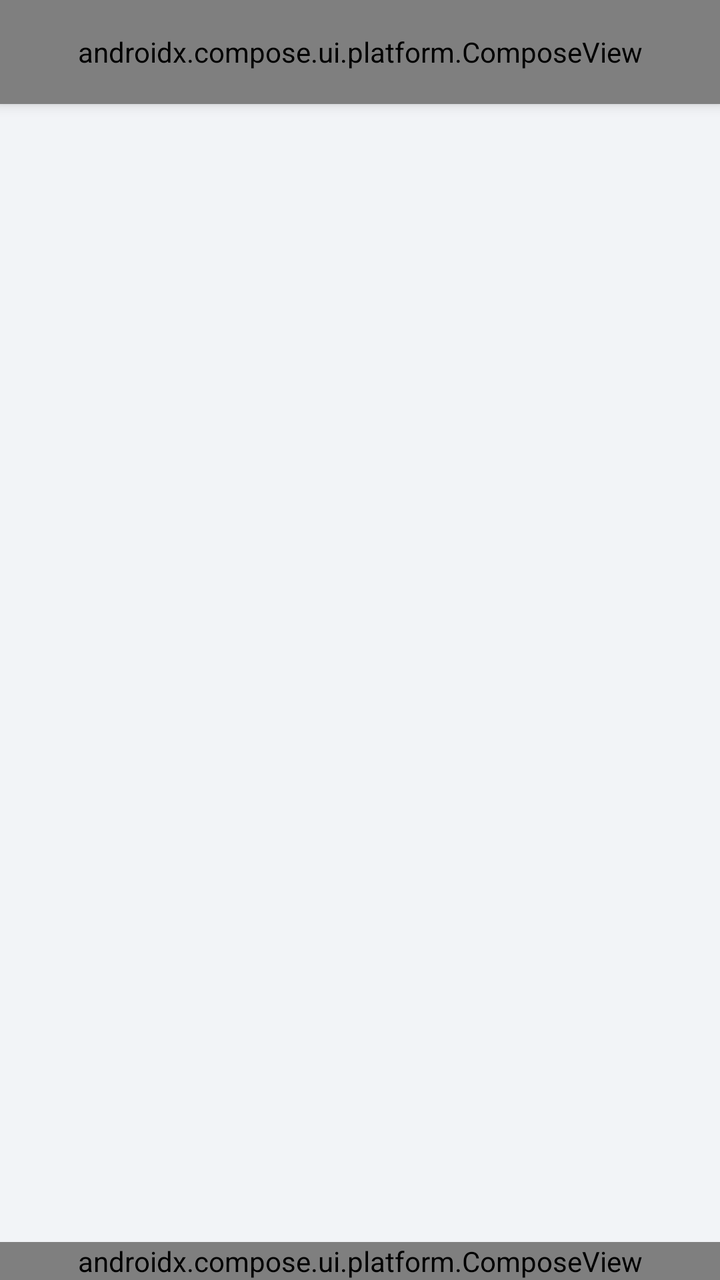
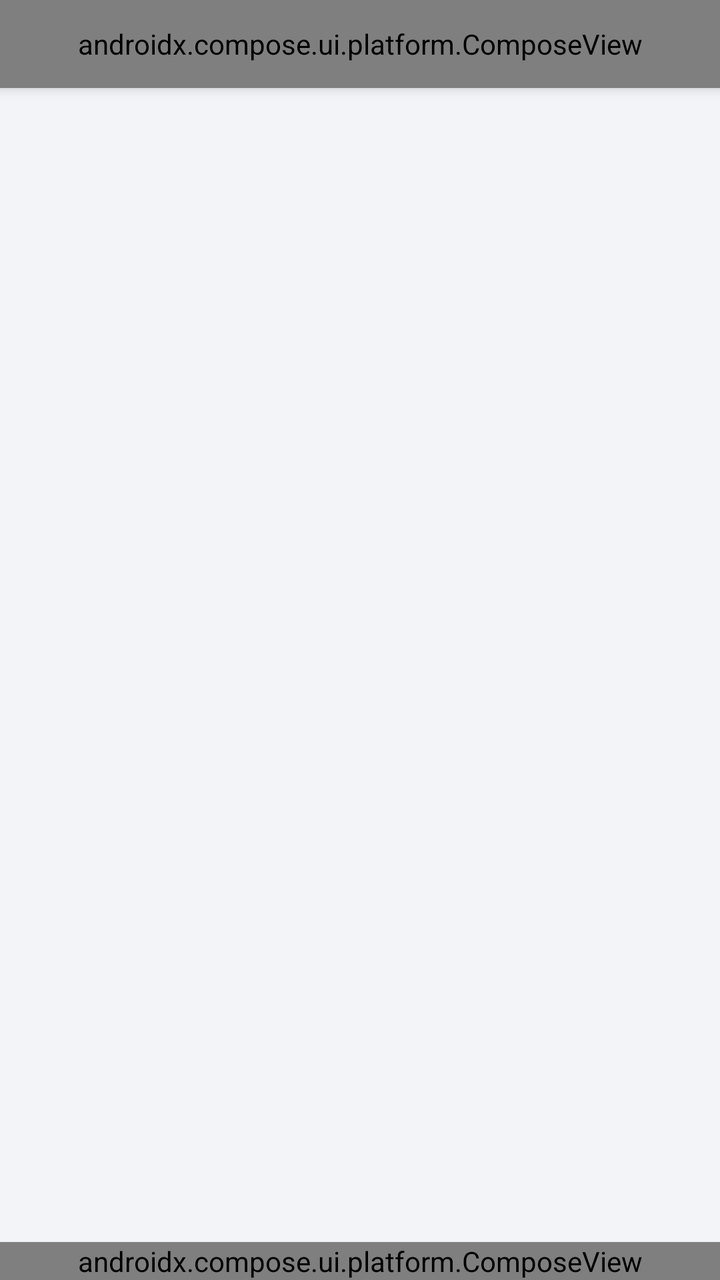

Before-and-after screenshots of an Android layout around one commit, followed by the original layout XML and the change that was made.
<!-- AndroidManifest.xml: activity theme Theme.SparkyTube.NoActionBar -->
<!-- res/layout/activity_main.xml -->
<?xml version="1.0" encoding="utf-8"?>
<androidx.constraintlayout.widget.ConstraintLayout
    xmlns:android="http://schemas.android.com/apk/res/android"
    xmlns:app="http://schemas.android.com/apk/res-auto"
    android:id="@+id/rootLayout"
    android:layout_width="match_parent"
    android:layout_height="match_parent"
    android:background="@color/bg_root">

    
    <LinearLayout
        android:id="@+id/topBar"
        android:layout_width="0dp"
        android:layout_height="52dp"
        android:orientation="horizontal"
        android:gravity="center_vertical"
        android:background="@color/bg_root"
        android:elevation="4dp"
        app:layout_constraintTop_toTopOf="parent"
        app:layout_constraintStart_toStartOf="parent"
        app:layout_constraintEnd_toEndOf="parent">

        <androidx.compose.ui.platform.ComposeView
            android:id="@+id/topBarCompose"
            android:layout_width="match_parent"
            android:layout_height="match_parent" />
    </LinearLayout>

    
    <FrameLayout
        android:id="@+id/webViewContainer"
        android:layout_width="0dp"
        android:layout_height="0dp"
        android:background="@color/bg_root"
        app:layout_constraintTop_toBottomOf="@id/topBar"
        app:layout_constraintBottom_toTopOf="@id/bottomNav"
        app:layout_constraintStart_toStartOf="parent"
        app:layout_constraintEnd_toEndOf="parent">

        
        <androidx.compose.ui.platform.ComposeView
            android:id="@+id/nativeHomeFeedCompose"
            android:layout_width="match_parent"
            android:layout_height="match_parent"
            android:visibility="gone" />

        <ProgressBar
            android:id="@+id/loadingSpinner"
            style="?android:attr/progressBarStyleLarge"
            android:layout_width="wrap_content"
            android:layout_height="wrap_content"
            android:layout_gravity="center"
            android:indeterminateTint="@color/accent" />

        
        <ImageView
            android:id="@+id/musicModeThumbnail"
            android:layout_width="match_parent"
            android:layout_height="220dp"
            android:layout_gravity="top"
            android:background="#000000"
            android:scaleType="centerCrop"
            android:visibility="gone"
            android:clickable="false"
            android:focusable="false"
            android:contentDescription="Now playing thumbnail" />

        
        <androidx.compose.ui.platform.ComposeView
            android:id="@+id/musicLyricsCompose"
            android:layout_width="match_parent"
            android:layout_height="220dp"
            android:layout_gravity="top"
            android:visibility="gone"
            android:clickable="false"
            android:focusable="false" />

        <androidx.media3.ui.PlayerView
            android:id="@+id/exoPlayerView"
            android:layout_width="match_parent"
            android:layout_height="220dp"
            android:layout_gravity="top"
            android:background="@android:color/black"
            android:visibility="gone"
            app:use_controller="true"
            app:controller_layout_id="@layout/exo_player_controls"
            app:show_shuffle_button="false"
            app:show_next_button="false"
            app:show_previous_button="false"
            app:show_timeout="0"
            app:resize_mode="fit"
            app:surface_type="texture_view" />

        
        <LinearLayout
            android:id="@+id/downloadStatusCard"
            android:layout_width="match_parent"
            android:layout_height="wrap_content"
            android:layout_gravity="top"
            android:layout_marginStart="10dp"
            android:layout_marginTop="226dp"
            android:layout_marginEnd="10dp"
            android:background="@drawable/bg_settings_card"
            android:clickable="true"
            android:elevation="4dp"
            android:focusable="true"
            android:orientation="vertical"
            android:padding="10dp"
            android:visibility="gone">

            <LinearLayout
                android:layout_width="match_parent"
                android:layout_height="wrap_content"
                android:gravity="center_vertical"
                android:orientation="horizontal">

                <ImageView
                    android:layout_width="16dp"
                    android:layout_height="16dp"
                    android:src="@drawable/ic_download"
                    app:tint="@color/accent" />

                <TextView
                    android:id="@+id/downloadCardTitle"
                    android:layout_width="0dp"
                    android:layout_height="wrap_content"
                    android:layout_marginStart="8dp"
                    android:layout_weight="1"
                    android:ellipsize="end"
                    android:maxLines="1"
                    android:textColor="@color/text_primary"
                    android:textSize="13sp"
                    android:textStyle="bold" />

                <TextView
                    android:id="@+id/downloadCardCount"
                    android:layout_width="wrap_content"
                    android:layout_height="wrap_content"
                    android:layout_marginStart="8dp"
                    android:textColor="@color/text_secondary"
                    android:textSize="11sp" />
            </LinearLayout>

            <TextView
                android:id="@+id/downloadCardInfo"
                android:layout_width="match_parent"
                android:layout_height="wrap_content"
                android:layout_marginTop="2dp"
                android:ellipsize="end"
                android:maxLines="1"
                android:textColor="@color/text_secondary"
                android:textSize="11sp" />

            <ProgressBar
                android:id="@+id/downloadCardBar"
                style="?android:attr/progressBarStyleHorizontal"
                android:layout_width="match_parent"
                android:layout_height="4dp"
                android:layout_marginTop="6dp"
                android:max="100"
                android:progressTint="@color/accent" />
        </LinearLayout>

        
        <LinearLayout
            android:id="@+id/gestureOverlay"
            android:layout_width="wrap_content"
            android:layout_height="wrap_content"
            android:layout_gravity="center|top"
            android:layout_marginTop="40dp"
            android:orientation="vertical"
            android:gravity="center"
            android:background="@drawable/bg_gesture_overlay"
            android:paddingStart="20dp"
            android:paddingEnd="20dp"
            android:paddingTop="14dp"
            android:paddingBottom="14dp"
            android:visibility="gone"
            android:elevation="6dp">

            <ImageView
                android:id="@+id/gestureOverlayMascot"
                android:layout_width="52dp"
                android:layout_height="52dp"
                android:layout_marginBottom="6dp"
                android:scaleType="fitCenter"
                android:contentDescription="Mascot" />

            <ImageView
                android:id="@+id/gestureOverlayIcon"
                android:layout_width="26dp"
                android:layout_height="26dp"
                android:layout_marginBottom="8dp"
                android:src="@drawable/ic_volume_up"
                android:contentDescription="Volume/brightness icon" />

            <ProgressBar
                android:id="@+id/gestureOverlayBar"
                style="?android:attr/progressBarStyleHorizontal"
                android:layout_width="90dp"
                android:layout_height="6dp"
                android:max="100"
                android:progressTint="@color/accent"
                android:progressBackgroundTint="#33FFFFFF" />

            <TextView
                android:id="@+id/gestureOverlayPercent"
                android:layout_width="wrap_content"
                android:layout_height="wrap_content"
                android:layout_marginTop="6dp"
                android:textColor="#FFFFFF"
                android:textSize="12.5sp"
                android:fontFamily="sans-serif-medium" />
        </LinearLayout>
    </FrameLayout>

    
    
    <androidx.compose.ui.platform.ComposeView
        android:id="@+id/bottomNav"
        android:layout_width="0dp"
        android:layout_height="wrap_content"
        app:layout_constraintBottom_toBottomOf="parent"
        app:layout_constraintStart_toStartOf="parent"
        app:layout_constraintEnd_toEndOf="parent" />

    
    <FrameLayout
        android:id="@+id/miniPlayerContainer"
        android:layout_width="0dp"
        android:layout_height="64dp"
        android:background="@drawable/bg_mini_glass"
        android:elevation="12dp"
        android:visibility="gone"
        app:layout_constraintBottom_toBottomOf="parent"
        app:layout_constraintEnd_toEndOf="parent"
        app:layout_constraintStart_toStartOf="parent"
        android:layout_marginStart="10dp"
        android:layout_marginEnd="10dp"
        android:layout_marginBottom="72dp">

        <ImageView
            android:id="@+id/miniPlayerBackdrop"
            android:layout_width="match_parent"
            android:layout_height="match_parent"
            android:alpha="0.5"
            android:importantForAccessibility="no"
            android:scaleType="centerCrop" />

        <TextView
            android:id="@+id/miniPlayerTitle"
            android:layout_width="match_parent"
            android:layout_height="wrap_content"
            android:layout_gravity="center_vertical"
            android:layout_marginStart="118dp"
            android:layout_marginEnd="92dp"
            android:ellipsize="end"
            android:maxLines="2"
            android:textColor="#FFFFFF"
            android:textSize="13sp" />

        <ImageButton
            android:id="@+id/miniPlayerPlayPause"
            android:layout_width="40dp"
            android:layout_height="40dp"
            android:layout_gravity="center_vertical|end"
            android:layout_marginEnd="46dp"
            android:background="@android:color/transparent"
            android:contentDescription="Play or pause"
            android:src="@drawable/ic_pause"
            app:tint="#FFFFFF" />

        <ImageButton
            android:id="@+id/miniPlayerCloseBtn"
            android:layout_width="40dp"
            android:layout_height="40dp"
            android:layout_gravity="center_vertical|end"
            android:layout_marginEnd="4dp"
            android:background="@android:color/transparent"
            android:contentDescription="Close mini player"
            android:src="@android:drawable/ic_menu_close_clear_cancel"
            app:tint="#FFFFFF" />
    </FrameLayout>

    <include
        layout="@layout/view_connection_error"
        android:id="@+id/connectionErrorInclude"
        app:layout_constraintTop_toTopOf="parent"
        app:layout_constraintBottom_toBottomOf="parent"
        app:layout_constraintStart_toStartOf="parent"
        app:layout_constraintEnd_toEndOf="parent" />

    <include
        layout="@layout/view_suggestions_panel"
        android:id="@+id/suggestionsPanelInclude"
        app:layout_constraintTop_toTopOf="parent"
        app:layout_constraintBottom_toBottomOf="parent"
        app:layout_constraintStart_toStartOf="parent"
        app:layout_constraintEnd_toEndOf="parent" />

    
    <FrameLayout
        android:id="@+id/fullscreenVideoContainer"
        android:layout_width="0dp"
        android:layout_height="0dp"
        android:background="#000000"
        android:visibility="gone"
        app:layout_constraintTop_toTopOf="parent"
        app:layout_constraintBottom_toBottomOf="parent"
        app:layout_constraintStart_toStartOf="parent"
        app:layout_constraintEnd_toEndOf="parent" />

</androidx.constraintlayout.widget.ConstraintLayout>
<!-- res/layout/exo_player_controls.xml (included above) -->
<?xml version="1.0" encoding="utf-8"?>
<FrameLayout xmlns:android="http://schemas.android.com/apk/res/android"
    xmlns:app="http://schemas.android.com/apk/res-auto"
    android:layout_width="match_parent"
    android:layout_height="match_parent"
    android:visibility="invisible">

    
    <View
        android:layout_width="match_parent"
        android:layout_height="90dp"
        android:layout_gravity="top"
        android:background="@drawable/bg_player_scrim_top" />

    <View
        android:layout_width="match_parent"
        android:layout_height="110dp"
        android:layout_gravity="bottom"
        android:background="@drawable/bg_player_scrim_bottom" />

    
    <LinearLayout
        android:layout_width="match_parent"
        android:layout_height="wrap_content"
        android:layout_gravity="top"
        android:orientation="horizontal"
        android:gravity="center_vertical"
        android:paddingStart="8dp"
        android:paddingEnd="4dp"
        android:paddingTop="6dp">

        <ImageButton
            android:id="@+id/exo_minimize_btn"
            android:layout_width="40dp"
            android:layout_height="40dp"
            android:padding="8dp"
            android:background="@drawable/bg_player_btn_circle"
            android:src="@android:drawable/arrow_down_float"
            android:contentDescription="Minimize player" />

        <TextView
            android:id="@+id/exo_title_text"
            android:layout_width="0dp"
            android:layout_height="wrap_content"
            android:layout_weight="1"
            android:textColor="#FFFFFF"
            android:fontFamily="sans-serif-medium"
            android:textSize="13.5sp"
            android:maxLines="1"
            android:ellipsize="end"
            android:layout_marginStart="6dp" />

        <ImageButton
            android:id="@+id/exo_download_btn"
            android:layout_width="40dp"
            android:layout_height="40dp"
            android:padding="9dp"
            android:background="@drawable/bg_player_btn_circle"
            android:src="@drawable/ic_download"
            android:contentDescription="Download video" />

        <ImageButton
            android:id="@+id/exo_audio_track_btn"
            android:layout_width="40dp"
            android:layout_height="40dp"
            android:padding="9dp"
            android:background="@drawable/bg_player_btn_circle"
            android:src="@drawable/ic_audio_track"
            android:contentDescription="Audio track"
            android:visibility="gone" />

        <ImageButton
            android:id="@+id/exo_music_mode_btn"
            android:layout_width="40dp"
            android:layout_height="40dp"
            android:padding="9dp"
            android:background="@drawable/bg_player_btn_circle"
            android:src="@drawable/ic_music_note"
            android:contentDescription="Audio-only mode" />

        <ImageButton
            android:id="@+id/exo_suggestions_btn"
            android:layout_width="40dp"
            android:layout_height="40dp"
            android:padding="9dp"
            android:background="@drawable/bg_player_btn_circle"
            android:src="@android:drawable/ic_menu_sort_by_size"
            android:contentDescription="Up next / suggestions" />

        <ImageButton
            android:id="@+id/exo_quality_gear"
            android:layout_width="40dp"
            android:layout_height="40dp"
            android:padding="9dp"
            android:background="@drawable/bg_player_btn_circle"
            android:src="@drawable/ic_quality"
            android:contentDescription="Quality settings" />
    </LinearLayout>

    
    <LinearLayout
        android:layout_width="wrap_content"
        android:layout_height="wrap_content"
        android:layout_gravity="center"
        android:orientation="horizontal"
        android:gravity="center_vertical">

        <ImageButton
            android:id="@+id/exo_prev"
            android:layout_width="52dp"
            android:layout_height="52dp"
            android:padding="13dp"
            android:background="@drawable/bg_player_btn_circle"
            android:src="@drawable/ic_skip_previous"
            android:contentDescription="Previous" />

        <ImageButton
            android:id="@+id/exo_play_pause"
            android:layout_width="72dp"
            android:layout_height="72dp"
            android:padding="18dp"
            android:layout_marginStart="24dp"
            android:layout_marginEnd="24dp"
            android:background="@drawable/bg_player_btn_circle_primary"
            android:src="@drawable/ic_play"
            android:contentDescription="Play/Pause" />

        <ImageButton
            android:id="@+id/exo_next"
            android:layout_width="52dp"
            android:layout_height="52dp"
            android:padding="13dp"
            android:background="@drawable/bg_player_btn_circle"
            android:src="@drawable/ic_skip_next"
            android:contentDescription="Next" />
    </LinearLayout>

    
    <TextView
        android:id="@+id/exo_chapter_label"
        android:layout_width="wrap_content"
        android:layout_height="wrap_content"
        android:layout_gravity="bottom|start"
        android:layout_marginStart="12dp"
        android:layout_marginBottom="38dp"
        android:maxWidth="240dp"
        android:maxLines="1"
        android:ellipsize="end"
        android:paddingStart="8dp"
        android:paddingEnd="8dp"
        android:paddingTop="2dp"
        android:paddingBottom="2dp"
        android:background="@drawable/bg_player_btn_circle"
        android:textColor="#FFFFFF"
        android:textSize="11sp"
        android:visibility="gone" />

    
    <LinearLayout
        android:layout_width="match_parent"
        android:layout_height="wrap_content"
        android:layout_gravity="bottom"
        android:orientation="horizontal"
        android:gravity="center_vertical"
        android:paddingStart="12dp"
        android:paddingEnd="8dp"
        android:paddingBottom="6dp">

        <TextView
            android:id="@id/exo_position"
            android:layout_width="wrap_content"
            android:layout_height="wrap_content"
            android:textColor="#FFFFFF"
            android:fontFamily="sans-serif-medium"
            android:textSize="11.5sp" />

        <androidx.media3.ui.DefaultTimeBar
            android:id="@id/exo_progress"
            android:layout_width="0dp"
            android:layout_height="28dp"
            android:layout_weight="1"
            android:layout_marginStart="8dp"
            android:layout_marginEnd="8dp"
            app:bar_height="3dp"
            app:touch_target_height="28dp"
            app:played_color="@color/accent"
            app:scrubber_color="@color/accent"
            app:scrubber_dragged_size="14dp"
            app:scrubber_enabled_size="10dp"
            app:unplayed_color="#4DFFFFFF"
            app:buffered_color="#80FFFFFF" />

        <TextView
            android:id="@id/exo_duration"
            android:layout_width="wrap_content"
            android:layout_height="wrap_content"
            android:textColor="#B3FFFFFF"
            android:textSize="11.5sp" />

        <TextView
            android:id="@+id/exo_speed_btn"
            android:layout_width="wrap_content"
            android:layout_height="34dp"
            android:layout_marginStart="6dp"
            android:minWidth="40dp"
            android:paddingStart="10dp"
            android:paddingEnd="10dp"
            android:gravity="center"
            android:background="@drawable/bg_player_btn_circle"
            android:text="1x"
            android:textColor="#FFFFFF"
            android:textSize="12.5sp"
            android:fontFamily="sans-serif-medium"
            android:contentDescription="Playback speed" />

        <ImageButton
            android:id="@+id/exo_fullscreen_toggle"
            android:layout_width="38dp"
            android:layout_height="38dp"
            android:padding="8dp"
            android:layout_marginStart="4dp"
            android:background="@drawable/bg_player_btn_circle"
            android:src="@drawable/ic_fullscreen"
            android:contentDescription="Fullscreen" />
    </LinearLayout>

    
    <ProgressBar
        android:id="@+id/exo_buffering"
        style="?android:attr/progressBarStyleLarge"
        android:layout_width="wrap_content"
        android:layout_height="wrap_content"
        android:layout_gravity="center"
        android:indeterminateTint="@color/accent"
        android:visibility="gone" />

</FrameLayout>
<!-- res/layout/view_connection_error.xml (included above) -->
<?xml version="1.0" encoding="utf-8"?>
<LinearLayout
    xmlns:android="http://schemas.android.com/apk/res/android"
    android:id="@+id/connectionErrorView"
    android:layout_width="match_parent"
    android:layout_height="match_parent"
    android:orientation="vertical"
    android:gravity="center"
    android:background="@color/bg_root"
    android:visibility="gone"
    android:paddingStart="32dp"
    android:paddingEnd="32dp"
    android:clickable="true"
    android:focusable="true">

    <ImageView
        android:id="@+id/connectionErrorMascot"
        android:layout_width="160dp"
        android:layout_height="160dp"
        android:src="@drawable/emote_no_internet"
        android:scaleType="fitCenter"
        android:contentDescription="Connection error" />

    <TextView
        android:id="@+id/connectionErrorTitle"
        android:layout_width="wrap_content"
        android:layout_height="wrap_content"
        android:layout_marginTop="20dp"
        android:text="No internet connection"
        android:textColor="@color/text_primary"
        android:textSize="18sp"
        android:textStyle="bold"
        android:fontFamily="sans-serif-medium" />

    <TextView
        android:id="@+id/connectionErrorReason"
        android:layout_width="wrap_content"
        android:layout_height="wrap_content"
        android:layout_marginTop="8dp"
        android:gravity="center"
        android:text="Check your Wi-Fi or mobile data and try again."
        android:textColor="@color/text_secondary"
        android:textSize="14sp" />

    <Button
        android:id="@+id/connectionErrorRetryBtn"
        android:layout_width="wrap_content"
        android:layout_height="wrap_content"
        android:layout_marginTop="24dp"
        android:text="Retry"
        android:textColor="@color/text_primary"
        android:backgroundTint="@color/bg_surface_raised" />

</LinearLayout>
<!-- res/layout/view_suggestions_panel.xml (included above) -->
<?xml version="1.0" encoding="utf-8"?>
<LinearLayout
    xmlns:android="http://schemas.android.com/apk/res/android"
    xmlns:app="http://schemas.android.com/apk/res-auto"
    android:id="@+id/suggestionsPanel"
    android:layout_width="match_parent"
    android:layout_height="match_parent"
    android:orientation="vertical"
    android:background="@color/bg_root"
    android:visibility="gone"
    android:clickable="true"
    android:focusable="true">

    <LinearLayout
        android:layout_width="match_parent"
        android:layout_height="48dp"
        android:orientation="horizontal"
        android:gravity="center_vertical"
        android:paddingStart="16dp"
        android:paddingEnd="16dp">

        <TextView
            android:layout_width="0dp"
            android:layout_height="wrap_content"
            android:layout_weight="1"
            android:text="Up next"
            android:textColor="@color/text_primary"
            android:textSize="16sp"
            android:textStyle="bold"
            android:fontFamily="sans-serif-medium" />

        <ImageButton
            android:id="@+id/suggestionsPanelCloseBtn"
            android:layout_width="40dp"
            android:layout_height="40dp"
            android:background="?attr/selectableItemBackgroundBorderless"
            android:src="@android:drawable/ic_menu_close_clear_cancel"
            android:contentDescription="Close"
            app:tint="@color/text_primary" />
    </LinearLayout>

    <ProgressBar
        android:id="@+id/suggestionsPanelLoading"
        android:layout_width="wrap_content"
        android:layout_height="wrap_content"
        android:layout_gravity="center"
        android:layout_marginTop="40dp"
        android:visibility="gone" />

    <TextView
        android:id="@+id/suggestionsPanelEmpty"
        android:layout_width="match_parent"
        android:layout_height="wrap_content"
        android:layout_marginTop="40dp"
        android:gravity="center"
        android:text="No suggestions available for this video."
        android:textColor="@color/text_secondary"
        android:textSize="14sp"
        android:visibility="gone" />

    <androidx.recyclerview.widget.RecyclerView
        android:id="@+id/suggestionsPanelList"
        android:layout_width="match_parent"
        android:layout_height="0dp"
        android:layout_weight="1"
        android:clipToPadding="false"
        android:paddingBottom="16dp" />

</LinearLayout>
<!-- resources referenced by this layout -->
<resources>
  <color name="accent">#D92626</color>
  <color name="bg_root">#F2F4F7</color>
  <color name="bg_surface_raised">#E8EBF0</color>
  <color name="text_primary">#121214</color>
  <color name="text_secondary">#565B65</color>
  <!-- drawable bg_gesture_overlay (drawable) -->
  <?xml version="1.0" encoding="utf-8"?>
  <shape xmlns:android="http://schemas.android.com/apk/res/android"
      android:shape="rectangle">
      <solid android:color="#CC000000" />
      <corners android:radius="16dp" />
  </shape>
  <!-- drawable bg_mini_glass (drawable) -->
  <?xml version="1.0" encoding="utf-8"?>
  <shape xmlns:android="http://schemas.android.com/apk/res/android" android:shape="rectangle">
      <solid android:color="#D9181818" />
      <corners android:radius="18dp" />
      <stroke android:width="1dp" android:color="#33FFFFFF" />
  </shape>
  <!-- drawable bg_player_btn_circle (drawable) -->
  <?xml version="1.0" encoding="utf-8"?>
  <ripple xmlns:android="http://schemas.android.com/apk/res/android"
      android:color="#33FFFFFF">
      <item>
          <shape android:shape="oval">
              <solid android:color="#26FFFFFF" />
          </shape>
      </item>
  </ripple>
  <!-- drawable bg_player_scrim_bottom (drawable) -->
  <?xml version="1.0" encoding="utf-8"?>
  <shape xmlns:android="http://schemas.android.com/apk/res/android">
      <gradient
          android:type="linear"
          android:angle="90"
          android:startColor="#A6000000"
          android:endColor="#00000000" />
  </shape>
  <!-- drawable bg_player_scrim_top (drawable) -->
  <?xml version="1.0" encoding="utf-8"?>
  <shape xmlns:android="http://schemas.android.com/apk/res/android">
      <gradient
          android:type="linear"
          android:angle="270"
          android:startColor="#99000000"
          android:endColor="#00000000" />
  </shape>
  <!-- drawable bg_settings_card (drawable) -->
  <?xml version="1.0" encoding="utf-8"?>
  <shape xmlns:android="http://schemas.android.com/apk/res/android"
      android:shape="rectangle">
      <solid android:color="@color/bg_surface" />
      <corners android:radius="18dp" />
  </shape>
  <!-- drawable ic_download (drawable) -->
  <vector xmlns:android="http://schemas.android.com/apk/res/android"
      android:width="24dp" android:height="24dp"
      android:viewportWidth="24" android:viewportHeight="24">
      <path android:fillColor="#FFFFFFFF" android:pathData="M19,9h-4V3H9v6H5l7,7 7,-7zM5,18v2h14v-2z"/>
  </vector>
  <!-- drawable ic_pause (drawable) -->
  <vector xmlns:android="http://schemas.android.com/apk/res/android"
      android:width="28dp" android:height="28dp"
      android:viewportWidth="24" android:viewportHeight="24">
      <path android:fillColor="#FFFFFFFF" android:pathData="M6,5h4v14h-4zM14,5h4v14h-4z"/>
  </vector>
  <!-- drawable ic_play (drawable) -->
  <vector xmlns:android="http://schemas.android.com/apk/res/android"
      android:width="28dp" android:height="28dp"
      android:viewportWidth="24" android:viewportHeight="24">
      <path android:fillColor="#FFFFFFFF" android:pathData="M8,5v14l11,-7z"/>
  </vector>
  <!-- drawable ic_skip_next (drawable) -->
  <vector xmlns:android="http://schemas.android.com/apk/res/android"
      android:width="24dp" android:height="24dp"
      android:viewportWidth="24" android:viewportHeight="24">
      <path android:fillColor="#FFFFFFFF" android:pathData="M6,18l8.5,-6L6,6v12zM16,6v12h2V6h-2z"/>
  </vector>
  <!-- drawable ic_skip_previous (drawable) -->
  <vector xmlns:android="http://schemas.android.com/apk/res/android"
      android:width="24dp" android:height="24dp"
      android:viewportWidth="24" android:viewportHeight="24">
      <path android:fillColor="#FFFFFFFF" android:pathData="M6,6h2v12H6zM9.5,12l8.5,6V6z"/>
  </vector>
  <style name="Theme.SparkyTube.NoActionBar">
          <item name="windowActionBar">false</item>
          <item name="windowNoTitle">true</item>
      </style>
  <color name="bg_surface">#FFFFFF</color>
  <!-- unchanged entries left out for length: 7 -->
</resources>

<!-- the commit's change to res/layout/activity_main.xml (unified diff, before → after) -->
@@ -11,7 +11,7 @@
     <LinearLayout
         android:id="@+id/topBar"
         android:layout_width="0dp"
-        android:layout_height="52dp"
+        android:layout_height="44dp"
         android:orientation="horizontal"
         android:gravity="center_vertical"
         android:background="@color/bg_root"
